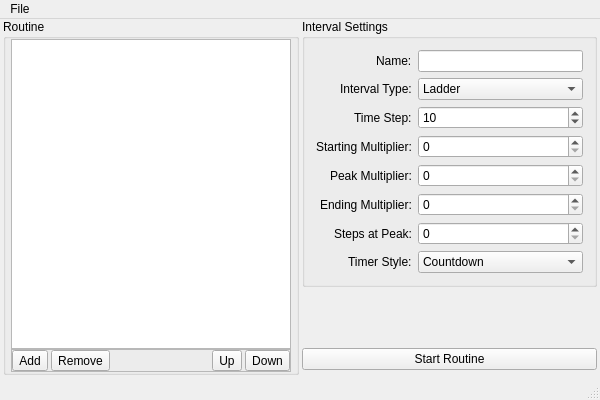
Before: the Qt Designer form WorkoutTimer/workouttimer.ui in Ephphatha/WorkoutTimer, drawn with Qt 5.
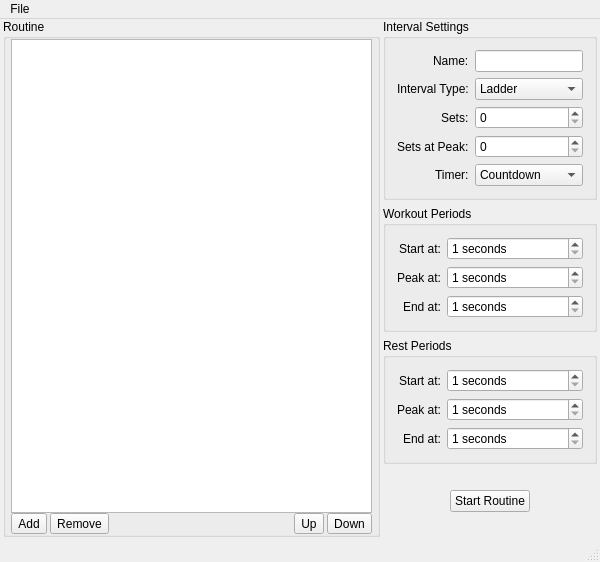
After: the same form once the commit is applied. Icons and pictures are not drawn.

Commit message: Refactored configurable options to allow rest periods to differ from active periods.

Diff of the .ui file:
```diff
--- a/WorkoutTimer/workouttimer.ui
+++ b/WorkoutTimer/workouttimer.ui
@@ -7,7 +7,7 @@
     <x>0</x>
     <y>0</y>
     <width>600</width>
-    <height>400</height>
+    <height>562</height>
    </rect>
   </property>
   <property name="windowTitle">
@@ -69,13 +69,7 @@
         </widget>
        </item>
        <item>
-        <widget class="QFrame" name="frame">
-         <property name="frameShape">
-          <enum>QFrame::StyledPanel</enum>
-         </property>
-         <property name="frameShadow">
-          <enum>QFrame::Raised</enum>
-         </property>
+        <widget class="QWidget" name="toolbarWidget" native="true">
          <layout class="QHBoxLayout" name="horizontalLayout">
           <property name="spacing">
            <number>3</number>
@@ -161,8 +155,8 @@
       </layout>
      </widget>
     </item>
-    <item>
-     <widget class="QWidget" name="widget" native="true">
+    <item alignment="Qt::AlignRight">
+     <widget class="QWidget" name="settingsWidget" native="true">
       <layout class="QVBoxLayout" name="verticalLayout_2">
        <property name="leftMargin">
         <number>0</number>
@@ -176,7 +170,7 @@
        <property name="bottomMargin">
         <number>5</number>
        </property>
-       <item>
+       <item alignment="Qt::AlignTop">
         <widget class="QGroupBox" name="settingsGroupBox">
          <property name="title">
           <string>Interval Settings</string>
@@ -235,7 +229,7 @@
           <item row="2" column="0">
            <widget class="QLabel" name="timeStepLabel">
             <property name="text">
-             <string>Time Step:</string>
+             <string>Sets:</string>
             </property>
             <property name="buddy">
              <cstring>timeStepSpinBox</cstring>
@@ -243,55 +237,19 @@
            </widget>
           </item>
           <item row="2" column="1">
-           <widget class="QSpinBox" name="timeStepSpinBox">
-            <property name="minimum">
-             <number>1</number>
-            </property>
-            <property name="maximum">
-             <number>120</number>
-            </property>
-            <property name="value">
-             <number>10</number>
-            </property>
-           </widget>
+           <widget class="QSpinBox" name="setsSpinBox"/>
           </item>
-          <item row="3" column="0">
-           <widget class="QLabel" name="startingMultiplierLabel">
-            <property name="text">
-             <string>Starting Multiplier:</string>
-            </property>
-            <property name="buddy">
-             <cstring>startingMultiplierSpinBox</cstring>
-            </property>
-           </widget>
-          </item>
-          <item row="3" column="1">
-           <widget class="QSpinBox" name="startingMultiplierSpinBox"/>
-          </item>
-          <item row="5" column="0">
-           <widget class="QLabel" name="endingMultiplierLabel">
-            <property name="text">
-             <string>Ending Multiplier:</string>
-            </property>
-            <property name="buddy">
-             <cstring>endingMultiplierSpinBox</cstring>
-            </property>
-           </widget>
-          </item>
-          <item row="5" column="1">
-           <widget class="QSpinBox" name="endingMultiplierSpinBox"/>
-          </item>
-          <item row="7" column="0">
+          <item row="4" column="0">
            <widget class="QLabel" name="timerStyleLabel">
             <property name="text">
-             <string>Timer Style:</string>
+             <string>Timer:</string>
             </property>
             <property name="buddy">
              <cstring>timerStyleComboBox</cstring>
             </property>
            </widget>
           </item>
-          <item row="7" column="1">
+          <item row="4" column="1">
            <widget class="QComboBox" name="timerStyleComboBox">
             <item>
              <property name="text">
@@ -305,31 +263,168 @@
             </item>
            </widget>
           </item>
-          <item row="4" column="0">
-           <widget class="QLabel" name="peakMultiplierLabel">
+          <item row="3" column="0">
+           <widget class="QLabel" name="setsAtPeakLabel">
             <property name="text">
-             <string>Peak Multiplier:</string>
+             <string>Sets at Peak:</string>
             </property>
+           </widget>
+          </item>
+          <item row="3" column="1">
+           <widget class="QSpinBox" name="setsAtPeakSpinBox"/>
+          </item>
+         </layout>
+        </widget>
+       </item>
+       <item alignment="Qt::AlignTop">
+        <widget class="QGroupBox" name="workoutPeriodsGroupBox">
+         <property name="title">
+          <string>Workout Periods</string>
+         </property>
+         <layout class="QFormLayout" name="formLayout_3">
+          <property name="labelAlignment">
+           <set>Qt::AlignRight|Qt::AlignTrailing|Qt::AlignVCenter</set>
+          </property>
+          <item row="0" column="0">
+           <widget class="QLabel" name="workoutStartAtLabel">
+            <property name="text">
+             <string>Start at:</string>
+            </property>
             <property name="buddy">
              <cstring>peakMultiplierSpinBox</cstring>
             </property>
            </widget>
           </item>
-          <item row="4" column="1">
-           <widget class="QSpinBox" name="peakMultiplierSpinBox"/>
+          <item row="1" column="0">
+           <widget class="QLabel" name="workoutPeakAtLabel">
+            <property name="text">
+             <string>Peak at:</string>
+            </property>
+            <property name="buddy">
+             <cstring>workoutPeakAtDoubleSpinBox</cstring>
+            </property>
+           </widget>
           </item>
-          <item row="6" column="0">
-           <widget class="QLabel" name="stepsAtPeakLabel">
+          <item row="2" column="0">
+           <widget class="QLabel" name="workoutEndAtLabel">
             <property name="text">
-             <string>Steps at Peak:</string>
+             <string>End at:</string>
             </property>
             <property name="buddy">
              <cstring>stepsAtPeakSpinBox</cstring>
             </property>
            </widget>
           </item>
-          <item row="6" column="1">
-           <widget class="QSpinBox" name="stepsAtPeakSpinBox"/>
+          <item row="0" column="1">
+           <widget class="QDoubleSpinBox" name="workoutStartAtDoubleSpinBox">
+            <property name="suffix">
+             <string> seconds</string>
+            </property>
+            <property name="decimals">
+             <number>0</number>
+            </property>
+            <property name="minimum">
+             <double>1.000000000000000</double>
+            </property>
+           </widget>
+          </item>
+          <item row="1" column="1">
+           <widget class="QDoubleSpinBox" name="workoutPeakAtDoubleSpinBox">
+            <property name="suffix">
+             <string> seconds</string>
+            </property>
+            <property name="decimals">
+             <number>0</number>
+            </property>
+            <property name="minimum">
+             <double>1.000000000000000</double>
+            </property>
+           </widget>
+          </item>
+          <item row="2" column="1">
+           <widget class="QDoubleSpinBox" name="workoutEndAtDoubleSpinBox">
+            <property name="suffix">
+             <string> seconds</string>
+            </property>
+            <property name="decimals">
+             <number>0</number>
+            </property>
+            <property name="minimum">
+             <double>1.000000000000000</double>
+            </property>
+           </widget>
+          </item>
+         </layout>
+        </widget>
+       </item>
+       <item alignment="Qt::AlignTop">
+        <widget class="QGroupBox" name="restPeriodsGroupBox">
+         <property name="title">
+          <string>Rest Periods</string>
+         </property>
+         <layout class="QFormLayout" name="formLayout_2">
+          <property name="labelAlignment">
+           <set>Qt::AlignRight|Qt::AlignTrailing|Qt::AlignVCenter</set>
+          </property>
+          <item row="0" column="0">
+           <widget class="QLabel" name="restStartAtLabel">
+            <property name="text">
+             <string>Start at:</string>
+            </property>
+           </widget>
+          </item>
+          <item row="0" column="1">
+           <widget class="QDoubleSpinBox" name="restStartAtDoubleSpinBox">
+            <property name="suffix">
+             <string> seconds</string>
+            </property>
+            <property name="decimals">
+             <number>0</number>
+            </property>
+            <property name="minimum">
+             <double>1.000000000000000</double>
+            </property>
+           </widget>
+          </item>
+          <item row="1" column="0">
+           <widget class="QLabel" name="restPeakAtLabel">
+            <property name="text">
+             <string>Peak at:</string>
+            </property>
+           </widget>
+          </item>
+          <item row="1" column="1">
+           <widget class="QDoubleSpinBox" name="restPeakAtDoubleSpinBox">
+            <property name="suffix">
+             <string> seconds</string>
+            </property>
+            <property name="decimals">
+             <number>0</number>
+            </property>
+            <property name="minimum">
+             <double>1.000000000000000</double>
+            </property>
+           </widget>
+          </item>
+          <item row="2" column="0">
+           <widget class="QLabel" name="restEndAtLabel">
+            <property name="text">
+             <string>End at:</string>
+            </property>
+           </widget>
+          </item>
+          <item row="2" column="1">
+           <widget class="QDoubleSpinBox" name="restEndAtDoubleSpinBox">
+            <property name="suffix">
+             <string> seconds</string>
+            </property>
+            <property name="decimals">
+             <number>0</number>
+            </property>
+            <property name="minimum">
+             <double>1.000000000000000</double>
+            </property>
+           </widget>
           </item>
          </layout>
         </widget>
@@ -347,13 +442,26 @@
          </property>
         </spacer>
        </item>
-       <item>
+       <item alignment="Qt::AlignHCenter|Qt::AlignVCenter">
         <widget class="QPushButton" name="startButton">
          <property name="text">
           <string>Start Routine</string>
          </property>
         </widget>
        </item>
+       <item>
+        <spacer name="lowerVerticalSpacer">
+         <property name="orientation">
+          <enum>Qt::Vertical</enum>
+         </property>
+         <property name="sizeHint" stdset="0">
+          <size>
+           <width>20</width>
+           <height>40</height>
+          </size>
+         </property>
+        </spacer>
+       </item>
       </layout>
      </widget>
     </item>
```
Left out of the diff: 19 changed lines with no effect on the pictures. The commit also changes 7 other files.
